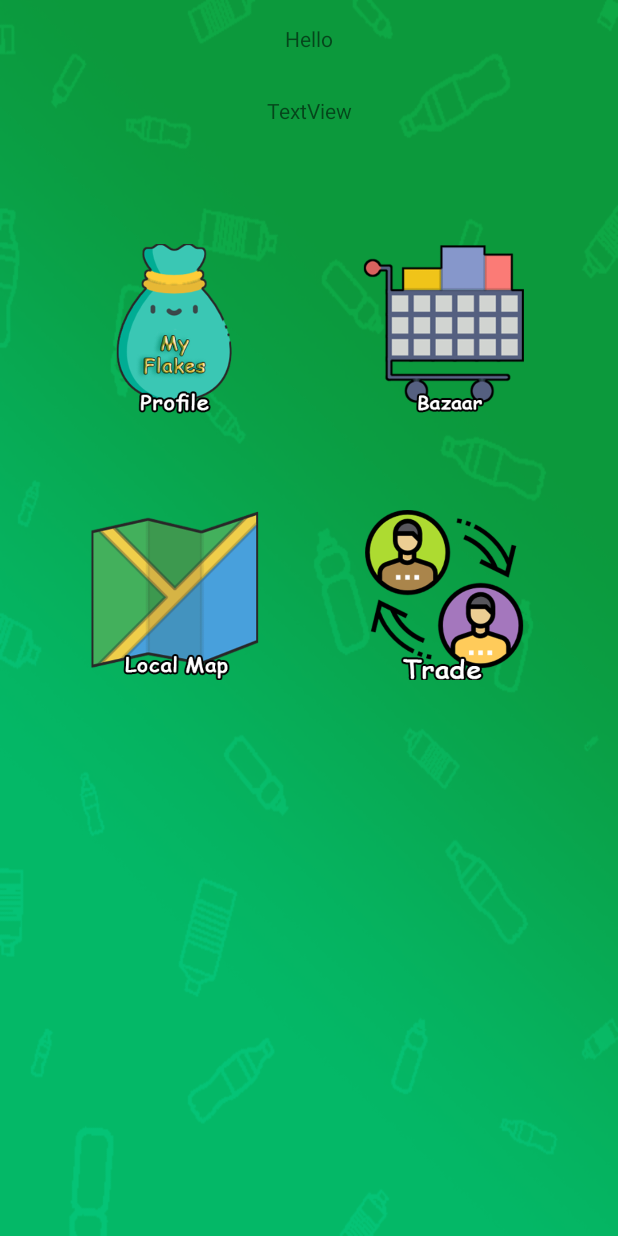
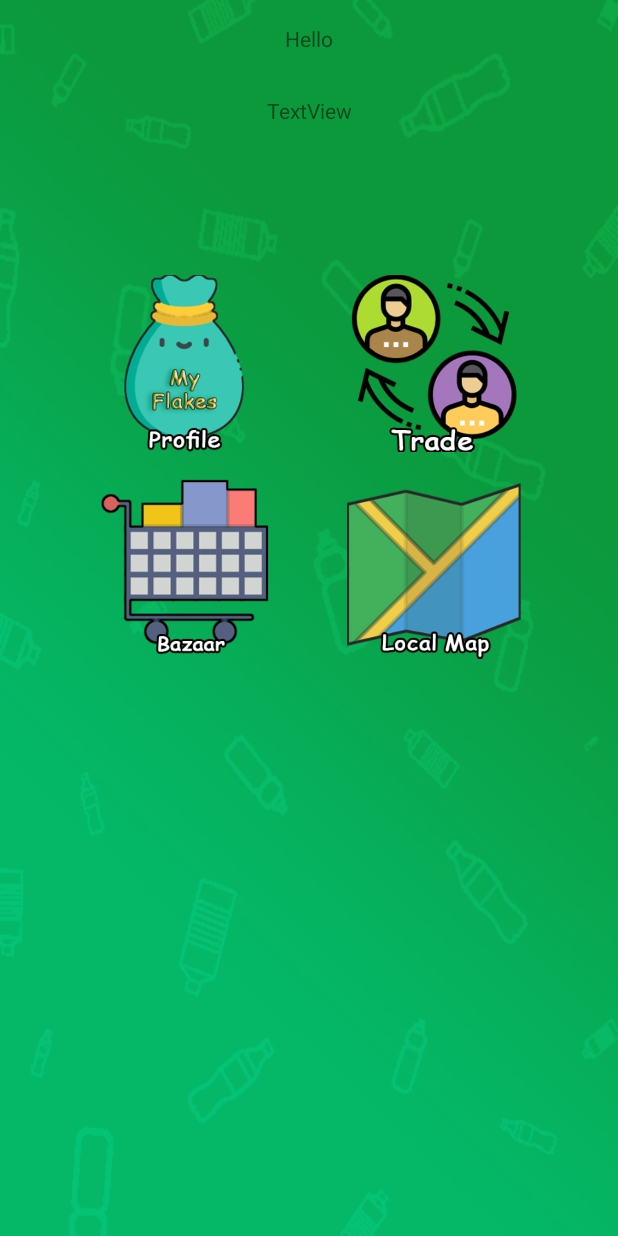
Before and after one commit to obit91/PreciousPlasticCommunity, an Android app: the layout fragment_home.xml on its own in the app's theme, with its tools: preview values and no code run, on a phone screen of 412 x 824 dp. Run offline under Robolectric (Android 15) with nearby library versions, the phone set to English and light mode, and no system bars; network calls fail.

Commit message:
scaled and designed hub. Altered the workspaces.
Added image buttons to HUB screen.

```diff
--- a/app/src/main/res/layout/fragment_home.xml
+++ b/app/src/main/res/layout/fragment_home.xml
@@ -15,57 +15,57 @@
         android:visibility="invisible"
         app:layout_constraintTop_toTopOf="parent" />
 
-    <ImageView
-        android:id="@+id/hub_ib_trade"
-        android:layout_width="159dp"
-        android:layout_height="113dp"
-        android:layout_marginEnd="16dp"
-        android:layout_marginTop="32dp"
-        android:src="@drawable/trade"
-        app:layout_constraintDimensionRatio="h,1:1"
-        app:layout_constraintEnd_toEndOf="parent"
-        app:layout_constraintHorizontal_bias="0.5"
-        app:layout_constraintStart_toEndOf="@+id/hub_ib_map"
-        app:layout_constraintTop_toTopOf="@+id/guideline8" />
+    <!--<ImageView-->
+    <!--android:id="@+id/hub_ib_trade"-->
+    <!--android:layout_width="159dp"-->
+    <!--android:layout_height="113dp"-->
+    <!--android:layout_marginEnd="16dp"-->
+    <!--android:layout_marginTop="32dp"-->
+    <!--android:src="@drawable/trade"-->
+    <!--app:layout_constraintDimensionRatio="h,1:1"-->
+    <!--app:layout_constraintEnd_toEndOf="parent"-->
+    <!--app:layout_constraintHorizontal_bias="0.5"-->
+    <!--app:layout_constraintStart_toEndOf="@+id/hub_ib_map"-->
+    <!--app:layout_constraintTop_toTopOf="@+id/guideline8" />-->
 
-    <ImageView
-        android:id="@+id/hub_ib_map"
-        android:layout_width="159dp"
-        android:layout_height="113dp"
-        android:layout_marginStart="16dp"
-        android:layout_marginTop="32dp"
-        android:src="@drawable/local_map"
-        app:layout_constraintDimensionRatio="h,1:1"
-        app:layout_constraintEnd_toStartOf="@+id/hub_ib_trade"
-        app:layout_constraintHorizontal_bias="0.5"
-        app:layout_constraintStart_toStartOf="parent"
-        app:layout_constraintTop_toTopOf="@+id/guideline8" />
+    <!--<ImageView-->
+    <!--android:id="@+id/hub_ib_map"-->
+    <!--android:layout_width="159dp"-->
+    <!--android:layout_height="113dp"-->
+    <!--android:layout_marginStart="16dp"-->
+    <!--android:layout_marginTop="32dp"-->
+    <!--android:src="@drawable/local_map"-->
+    <!--app:layout_constraintDimensionRatio="h,1:1"-->
+    <!--app:layout_constraintEnd_toStartOf="@+id/hub_ib_trade"-->
+    <!--app:layout_constraintHorizontal_bias="0.5"-->
+    <!--app:layout_constraintStart_toStartOf="parent"-->
+    <!--app:layout_constraintTop_toTopOf="@+id/guideline8" />-->
 
-    <ImageView
-        android:id="@+id/hub_ib_bazaar"
-        android:layout_width="159dp"
-        android:layout_height="113dp"
-        android:layout_marginBottom="32dp"
-        android:layout_marginEnd="16dp"
-        android:src="@drawable/bazaar"
-        app:layout_constraintBottom_toTopOf="@+id/guideline8"
-        app:layout_constraintDimensionRatio="h,1:1"
-        app:layout_constraintEnd_toEndOf="parent"
-        app:layout_constraintHorizontal_bias="0.5"
-        app:layout_constraintStart_toEndOf="@+id/hub_ib_profile" />
+    <!--<ImageView-->
+    <!--android:id="@+id/hub_ib_bazaar"-->
+    <!--android:layout_width="159dp"-->
+    <!--android:layout_height="113dp"-->
+    <!--android:layout_marginBottom="32dp"-->
+    <!--android:layout_marginEnd="16dp"-->
+    <!--android:src="@drawable/bazaar"-->
+    <!--app:layout_constraintBottom_toTopOf="@+id/guideline8"-->
+    <!--app:layout_constraintDimensionRatio="h,1:1"-->
+    <!--app:layout_constraintEnd_toEndOf="parent"-->
+    <!--app:layout_constraintHorizontal_bias="0.5"-->
+    <!--app:layout_constraintStart_toEndOf="@+id/hub_ib_profile" />-->
 
-    <ImageView
-        android:id="@+id/hub_ib_profile"
-        android:layout_width="159dp"
-        android:layout_height="113dp"
-        android:layout_marginBottom="32dp"
-        android:layout_marginStart="16dp"
-        android:src="@drawable/flakes"
-        app:layout_constraintBottom_toTopOf="@+id/guideline8"
-        app:layout_constraintDimensionRatio="h,1:1"
-        app:layout_constraintEnd_toStartOf="@+id/hub_ib_bazaar"
-        app:layout_constraintHorizontal_bias="0.59"
-        app:layout_constraintStart_toStartOf="parent" />
+    <!--<ImageView-->
+    <!--android:id="@+id/hub_ib_profile"-->
+    <!--android:layout_width="159dp"-->
+    <!--android:layout_height="113dp"-->
+    <!--android:layout_marginBottom="32dp"-->
+    <!--android:layout_marginStart="16dp"-->
+    <!--android:src="@drawable/flakes"-->
+    <!--app:layout_constraintBottom_toTopOf="@+id/guideline8"-->
+    <!--app:layout_constraintDimensionRatio="h,1:1"-->
+    <!--app:layout_constraintEnd_toStartOf="@+id/hub_ib_bazaar"-->
+    <!--app:layout_constraintHorizontal_bias="0.59"-->
+    <!--app:layout_constraintStart_toStartOf="parent" />-->
 
     <android.support.constraint.Guideline
         android:id="@+id/guideline8"
@@ -94,4 +94,70 @@
         app:layout_constraintStart_toStartOf="parent"
         app:layout_constraintTop_toTopOf="parent" />
 
+    <ImageButton
+        android:id="@+id/hub_ib_bazaar"
+        android:layout_width="118dp"
+        android:layout_height="128dp"
+        android:layout_marginBottom="2dp"
+        android:layout_marginStart="16dp"
+        android:layout_marginTop="8dp"
+        android:background="@android:color/transparent"
+        android:scaleType="fitCenter"
+        android:src="@drawable/flakes"
+        app:layout_constraintBottom_toTopOf="@+id/guideline8"
+        app:layout_constraintDimensionRatio="1:1"
+        app:layout_constraintEnd_toStartOf="@+id/hub_ib_trade"
+        app:layout_constraintHorizontal_bias="0.5"
+        app:layout_constraintStart_toStartOf="parent"
+        app:layout_constraintTop_toBottomOf="@+id/hub_tv_nickname"
+        app:layout_constraintVertical_bias="1.0" />
+
+    <ImageButton
+        android:id="@+id/hub_ib_trade"
+        android:layout_width="118dp"
+        android:layout_height="128dp"
+        android:layout_marginBottom="2dp"
+        android:layout_marginEnd="16dp"
+        android:layout_marginTop="8dp"
+        android:background="@android:color/transparent"
+        android:scaleType="fitCenter"
+        android:src="@drawable/trade"
+        app:layout_constraintBottom_toTopOf="@+id/guideline8"
+        app:layout_constraintDimensionRatio="1:1"
+        app:layout_constraintEnd_toEndOf="parent"
+        app:layout_constraintHorizontal_bias="0.5"
+        app:layout_constraintStart_toEndOf="@+id/hub_ib_bazaar"
+        app:layout_constraintTop_toBottomOf="@+id/hub_tv_nickname"
+        app:layout_constraintVertical_bias="1.0" />
+
+    <ImageButton
+        android:id="@+id/hub_ib_map"
+        android:layout_width="118dp"
+        android:layout_height="128dp"
+        android:layout_marginEnd="16dp"
+        android:layout_marginTop="8dp"
+        android:background="@android:color/transparent"
+        android:scaleType="fitCenter"
+        android:src="@drawable/local_map"
+        app:layout_constraintDimensionRatio="1:1"
+        app:layout_constraintEnd_toEndOf="parent"
+        app:layout_constraintHorizontal_bias="0.5"
+        app:layout_constraintStart_toEndOf="@+id/hub_ib_trade3"
+        app:layout_constraintTop_toTopOf="@+id/guideline8" />
+
+    <ImageButton
+        android:id="@+id/hub_ib_trade3"
+        android:layout_width="118dp"
+        android:layout_height="128dp"
+        android:layout_marginStart="16dp"
+        android:layout_marginTop="8dp"
+        android:background="@android:color/transparent"
+        android:scaleType="fitCenter"
+        android:src="@drawable/bazaar"
+        app:layout_constraintDimensionRatio="1:1"
+        app:layout_constraintEnd_toStartOf="@+id/hub_ib_map"
+        app:layout_constraintHorizontal_bias="0.5"
+        app:layout_constraintStart_toStartOf="parent"
+        app:layout_constraintTop_toBottomOf="@+id/hub_ib_bazaar" />
+
 </android.support.constraint.ConstraintLayout>
--- a/app/src/main/res/layout/fragment_workspaces.xml
+++ b/app/src/main/res/layout/fragment_workspaces.xml
@@ -5,12 +5,6 @@
     android:layout_height="match_parent"
     android:background="@drawable/blue_bg_light"
     tools:context=".fragments.FragmentWorkspaces">
-
-    <!-- TODO: Update blank fragment layout -->
-    <TextView
-        android:layout_width="match_parent"
-        android:layout_height="match_parent"
-        android:text="@string/hello_blank_fragment" />
 
     <android.support.v7.widget.RecyclerView
         android:id="@+id/workspaces_recycleview"
--- a/app/src/main/res/layout/lo_register.xml
+++ b/app/src/main/res/layout/lo_register.xml
@@ -15,7 +15,7 @@
         android:layout_width="wrap_content"
         android:layout_height="wrap_content"
         android:layout_marginEnd="8dp"
-        android:layout_marginTop="48dp"
+        android:layout_marginTop="24dp"
         android:text="Register"
         android:textSize="25sp"
         android:textStyle="bold"
@@ -74,7 +74,7 @@
         android:layout_width="wrap_content"
         android:layout_height="wrap_content"
         android:layout_marginEnd="8dp"
-        android:layout_marginTop="48dp"
+        android:layout_marginTop="24dp"
         android:text="Owner"
         android:textSize="25sp"
         android:textStyle="bold"
@@ -85,26 +85,24 @@
 
     <CheckBox
         android:id="@+id/register_checkbox_shredder"
-        android:theme="@style/checkBoxStyleGreenLO"
         android:layout_width="wrap_content"
         android:layout_height="wrap_content"
-        android:layout_marginEnd="48dp"
-        android:layout_marginTop="20dp"
+        android:text="Shredder"
         android:textColor="@color/colorStylishBlackText"
-        android:text="Shredder"
-        app:layout_constraintEnd_toStartOf="@+id/guideline3"
-        app:layout_constraintTop_toBottomOf="@+id/register_switch_btn_owner" />
+        android:theme="@style/checkBoxStyleGreenLO"
+        app:layout_constraintBaseline_toBaselineOf="@+id/register_checkbox_extrusion"
+        tools:layout_editor_absoluteX="36dp" />
 
     <CheckBox
         android:id="@+id/register_checkbox_injection"
-        android:theme="@style/checkBoxStyleGreenLO"
         android:layout_width="wrap_content"
         android:layout_height="wrap_content"
-        android:layout_marginEnd="52dp"
+        android:layout_marginStart="8dp"
         android:layout_marginTop="20dp"
+        android:text="Injection"
         android:textColor="@color/colorStylishBlackText"
-        android:text="Injection"
-        app:layout_constraintEnd_toStartOf="@+id/guideline3"
+        android:theme="@style/checkBoxStyleGreenLO"
+        app:layout_constraintStart_toStartOf="parent"
         app:layout_constraintTop_toBottomOf="@+id/register_checkbox_shredder" />
 
     <CheckBox
@@ -121,21 +119,20 @@
 
     <CheckBox
         android:id="@+id/register_checkbox_compression"
-        android:theme="@style/checkBoxStyleGreenLO"
-        android:textColor="@color/colorStylishBlackText"
         android:layout_width="wrap_content"
         android:layout_height="wrap_content"
         android:layout_marginStart="48dp"
-        android:layout_marginTop="20dp"
         android:text="Compression"
-        app:layout_constraintStart_toStartOf="@+id/guideline3"
-        app:layout_constraintTop_toBottomOf="@+id/register_checkbox_extrusion" />
+        android:textColor="@color/colorStylishBlackText"
+        android:theme="@style/checkBoxStyleGreenLO"
+        app:layout_constraintBaseline_toBaselineOf="@+id/register_checkbox_injection"
+        app:layout_constraintStart_toStartOf="@+id/guideline3" />
 
     <android.support.constraint.Guideline
         android:id="@+id/guideline3"
         android:layout_width="wrap_content"
         android:layout_height="wrap_content"
         android:orientation="vertical"
-        app:layout_constraintGuide_begin="185dp" />
+        app:layout_constraintGuide_begin="160dp" />
 
 </android.support.constraint.ConstraintLayout>
--- a/app/src/main/res/layout/workspace_recycled_view.xml
+++ b/app/src/main/res/layout/workspace_recycled_view.xml
@@ -19,9 +19,10 @@
         android:orientation="vertical">
 
         <TextView
+            android:id="@+id/workspace_name"
+            android:textStyle="bold"
             android:layout_width="match_parent"
             android:layout_height="wrap_content"
-            android:id="@+id/workspace_name"
             android:textColor="@android:color/black"/>
 
         <TextView
--- a/app/src/main/res/menu/activity_navigation_drawer_drawer.xml
+++ b/app/src/main/res/menu/activity_navigation_drawer_drawer.xml
@@ -51,7 +51,7 @@
             <item
                 android:id="@+id/drawer_trade"
                 android:icon="@drawable/ic_exchange"
-                android:title="Trade" />
+                android:title="Recycle" />
             <item
                 android:id="@+id/drawer_settings"
                 android:icon="@drawable/ic_settings"
```
